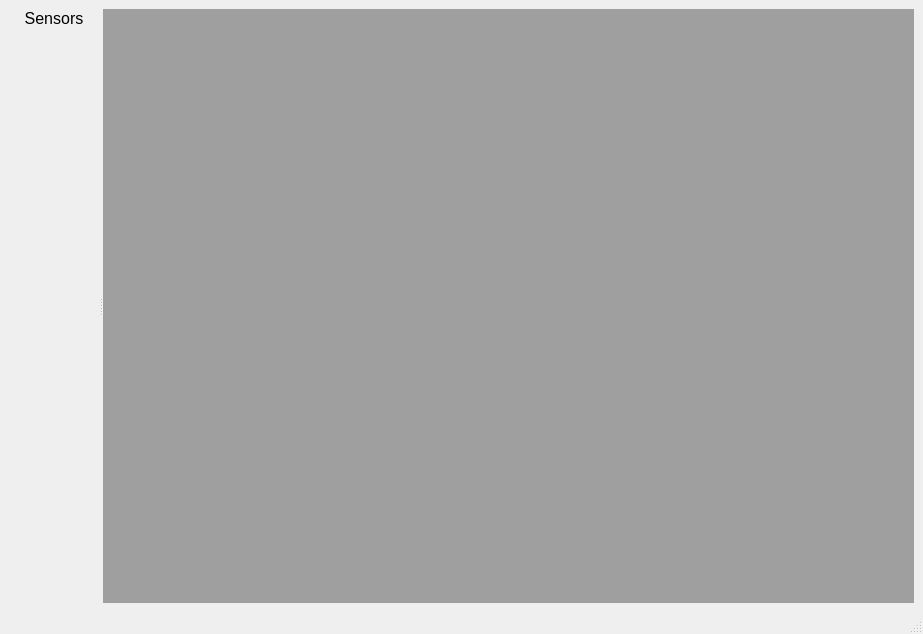
T-PLAY/hub, file applications/viewer/clientViewer/mainwindow.ui: the form before one commit.
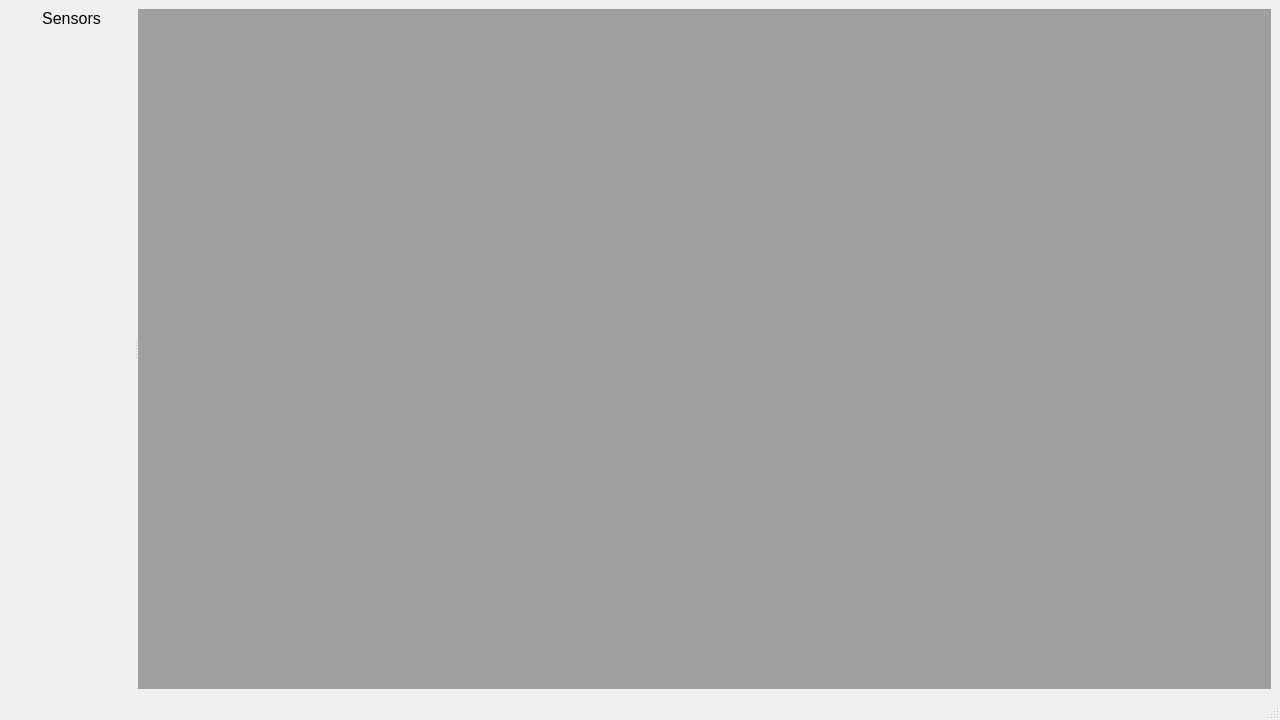
The form after the commit.

```diff
--- a/applications/viewer/clientViewer/mainwindow.ui
+++ b/applications/viewer/clientViewer/mainwindow.ui
@@ -6,8 +6,8 @@
    <rect>
     <x>0</x>
     <y>0</y>
-    <width>923</width>
-    <height>634</height>
+    <width>1280</width>
+    <height>720</height>
    </rect>
   </property>
   <property name="sizePolicy">
```
Left out of the diff: 4 changed lines with no effect on the pictures.
